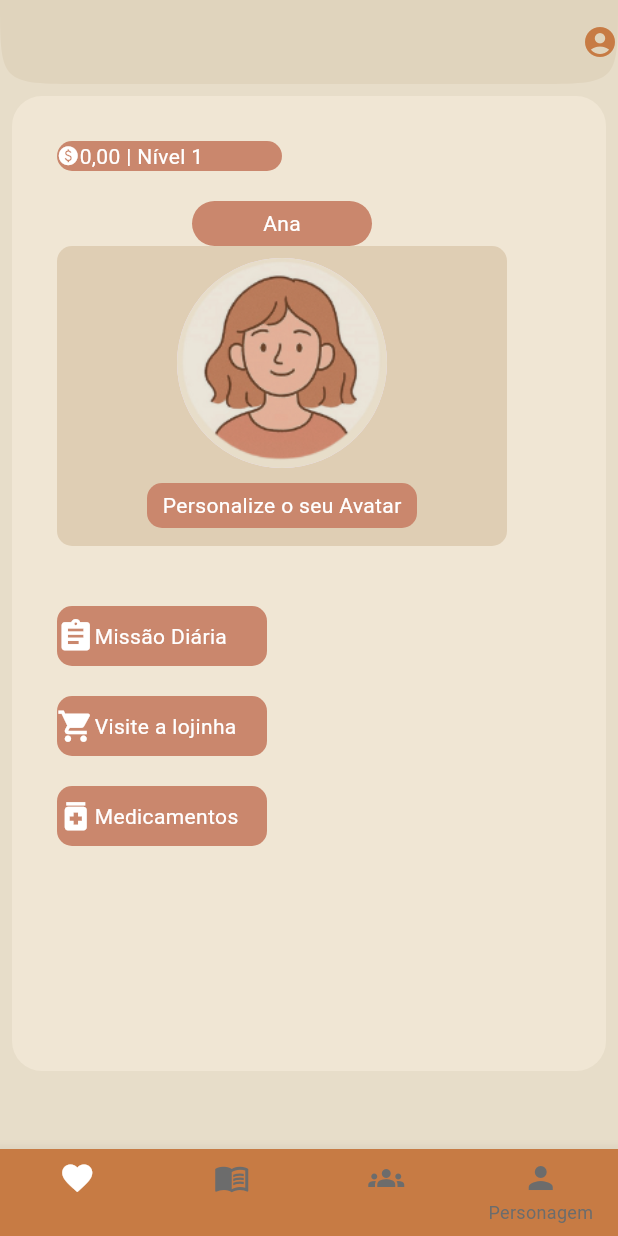
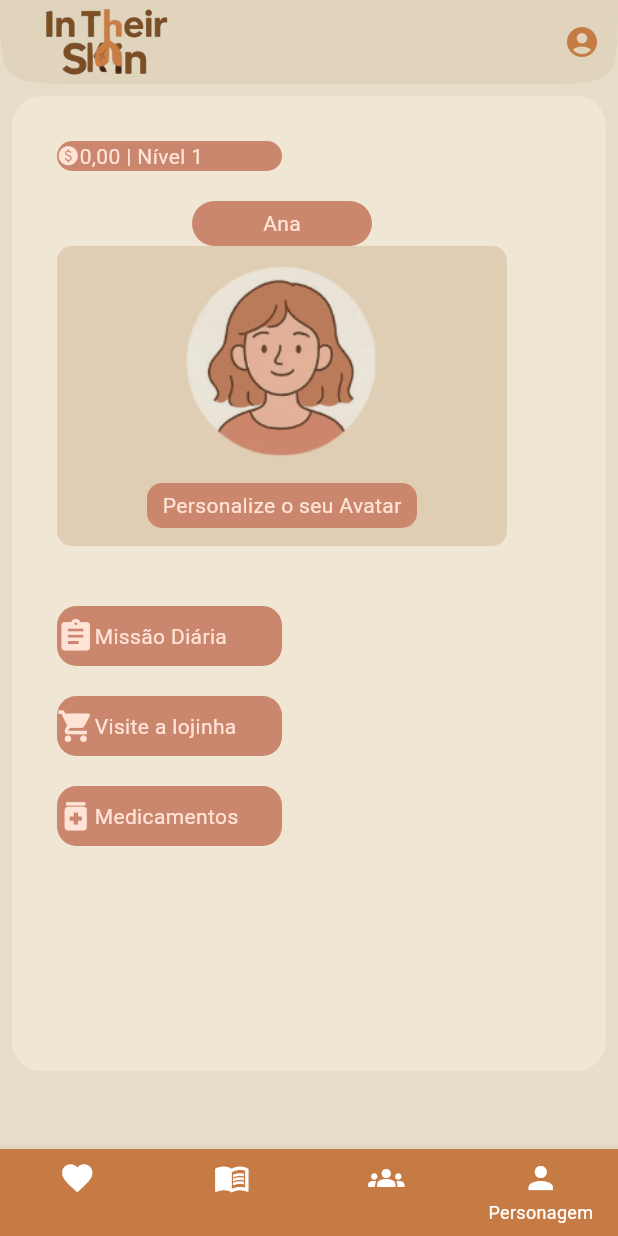
Before and after one commit to ujotinha/ProjetoPMovel, a Flutter app: the screen it shows after launch, on a phone screen of 412 x 824 dp. Run offline on Flutter 3.47's test engine with Material 3 defaults, Android fonts, the phone set to English and light mode, and no system bars.

Commit message:
habitos finalizado

```diff
--- a/lib/pages/habitos.dart
+++ b/lib/pages/habitos.dart
@@ -26,8 +26,9 @@ class _HabitosState extends State<Habitos> {
   buildAppBar(){
     return AppBar(
       actions: [
-        Icon(
-            Icons.account_circle,
+        IconButton(
+            onPressed: () {},
+            icon: Icon(Icons.account_circle),
             color: Color (0xFFc77b44),
         ),
       ],
@@ -38,6 +39,8 @@ class _HabitosState extends State<Habitos> {
           bottomRight: Radius.circular(90.0),
         ),
       ),
+      centerTitle: false,
+      title: Image.asset("assets/logo.png", height: 50, width: 110),
     );
   }
 
@@ -62,8 +65,8 @@ class _HabitosState extends State<Habitos> {
               decoration: BoxDecoration(color: Color(0xFFca876d), borderRadius: BorderRadius.circular(20)),
               child: Row(
                 children: [
-                  Icon(Icons.paid, color: Colors.white, size: 15,),
-                  Text("0,00 | Nível 1", style: TextStyle( color: Colors.white )),
+                  Icon(Icons.paid, color: Color (0xFFffe3d7), size: 15,),
+                  Text("0,00 | Nível 1", style: TextStyle( color: Color (0xFFffe3d7))),
                 ],
               ),
             ),
@@ -82,7 +85,7 @@ class _HabitosState extends State<Habitos> {
                   child: Row(
                     mainAxisAlignment: MainAxisAlignment.center,
                     children: [
-                      Text("Ana", style: TextStyle( color: Colors.white )),
+                      Text("Ana", style: TextStyle( color: Color (0xFFffe3d7))),
                     ],
                   ),
                 ),
@@ -94,7 +97,7 @@ class _HabitosState extends State<Habitos> {
                   child: Column(
                     children: [
                       CircleAvatar(
-                        backgroundImage: AssetImage("assets/foto_perfil.png"),
+                        backgroundImage: AssetImage("assets/perfil2.png"),
                         radius: 70,
                       ),
                       SizedBox(
@@ -107,7 +110,7 @@ class _HabitosState extends State<Habitos> {
                          child: Row(
                            mainAxisAlignment: MainAxisAlignment.center,
                            children: [
-                             Text("Personalize o seu Avatar", style: TextStyle( color: Colors.white )),
+                             Text("Personalize o seu Avatar", style: TextStyle( color: Color (0xFFffe3d7) )),
                            ],
                          ),
                        ),
@@ -120,13 +123,13 @@ class _HabitosState extends State<Habitos> {
               height: 40,
             ),
             Container(
-              width: 140,
+              width: 150,
               height: 40,
-              decoration: BoxDecoration(color: Color(0xFFca876d),borderRadius: BorderRadius.circular(10)),
+              decoration: BoxDecoration(color: Color(0xFFca876d),borderRadius: BorderRadius.circular(13)),
               child: Row(
               children: [
-                Icon(Icons.assignment, color: Colors.white, size: 25),
-                Text("Missão Diária", style: TextStyle( color: Colors.white )),
+                Icon(Icons.assignment, color: Color (0xFFffe3d7), size: 25),
+                Text("Missão Diária", style: TextStyle( color: Color (0xFFffe3d7) )),
               ],
             ),
 
@@ -135,13 +138,13 @@ class _HabitosState extends State<Habitos> {
               height: 20,
             ),
             Container(
-              width: 140,
+              width: 150,
               height: 40,
-              decoration: BoxDecoration(color: Color(0xFFca876d),borderRadius: BorderRadius.circular(10)),
+              decoration: BoxDecoration(color: Color(0xFFca876d),borderRadius: BorderRadius.circular(13)),
               child: Row(
                 children: [
-                  Icon(Icons.shopping_cart, color: Colors.white, size: 25),
-                  Text("Visite a lojinha", style: TextStyle( color: Colors.white )),
+                  Icon(Icons.shopping_cart, color: Color (0xFFffe3d7), size: 25),
+                  Text("Visite a lojinha", style: TextStyle( color: Color (0xFFffe3d7) )),
                 ],
               ),
             ),
@@ -149,13 +152,13 @@ class _HabitosState extends State<Habitos> {
               height: 20,
             ),
             Container(
-              width: 140,
+              width: 150,
               height: 40,
-              decoration: BoxDecoration(color: Color(0xFFca876d),borderRadius: BorderRadius.circular(10)),
+              decoration: BoxDecoration(color: Color(0xFFca876d),borderRadius: BorderRadius.circular(13)),
               child: Row(
                 children: [
-                  Icon(Icons.medication, color: Colors.white, size: 25),
-                  Text("Medicamentos", style: TextStyle( color: Colors.white )),
+                  Icon(Icons.medication, color: Color (0xFFffe3d7), size: 25),
+                  Text("Medicamentos", style: TextStyle( color: Color (0xFFffe3d7) )),
                 ],
               ),
             ),
@@ -177,7 +180,7 @@ class _HabitosState extends State<Habitos> {
         });
       },
       backgroundColor: Color (0xFFc77b44),
-      unselectedItemColor: Color(0xFF6C6C6C),
+      unselectedItemColor: Color(0xFFffffff),
       selectedItemColor: Color(0xFFffffff),
       showUnselectedLabels: true,
       type: BottomNavigationBarType.fixed,
--- a/pubspec.yaml
+++ b/pubspec.yaml
@@ -63,6 +63,7 @@ flutter:
     - assets/tela_inicial_fundo.png
     - assets/logo.png
     - assets/foto_perfil.png
+    - assets/perfil2.png
   #   - images/a_dot_burr.jpeg
   #   - images/a_dot_ham.jpeg
 
```
Also changed, not shown: assets/perfil2.png (added).
